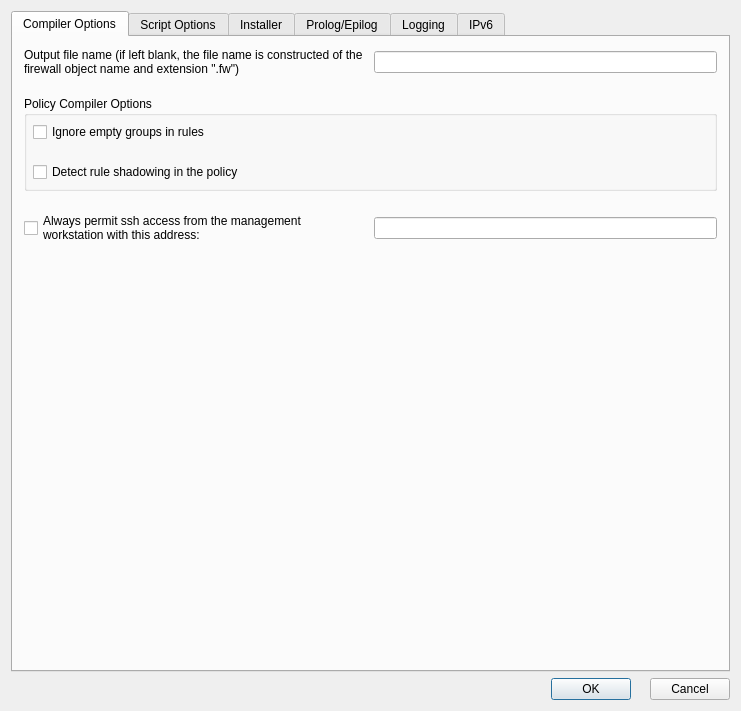
This is src/gui/iosacladvanceddialog_q.ui in fwbuilder/fwbuilder as Qt 5 draws it before an edit. The edited form follows.
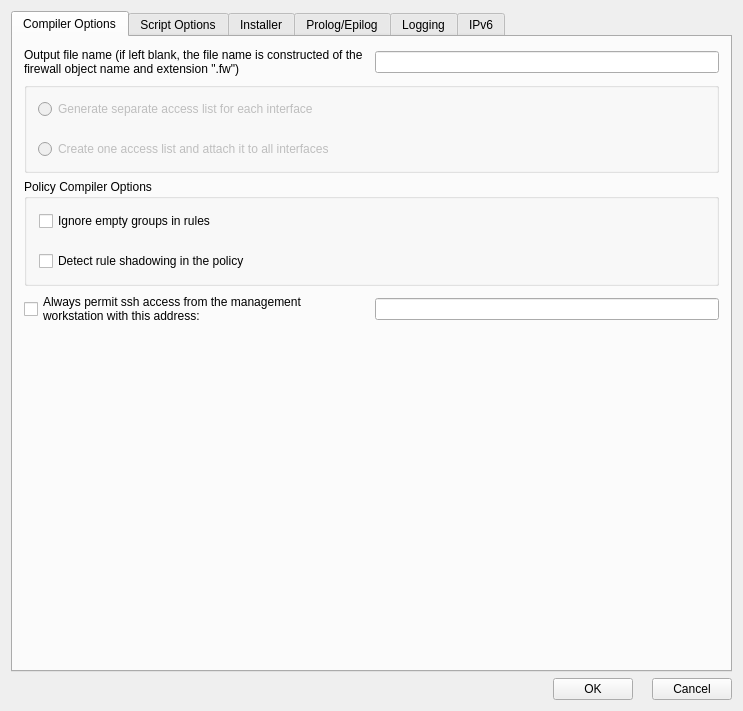
This is the edited form. The open tabs and pages were chosen to show the change.

What changed in the file:
```diff
--- a/src/gui/iosacladvanceddialog_q.ui
+++ b/src/gui/iosacladvanceddialog_q.ui
@@ -8,7 +8,7 @@
    <rect>
     <x>0</x>
     <y>0</y>
-    <width>741</width>
+    <width>743</width>
     <height>711</height>
    </rect>
   </property>
@@ -18,58 +18,7 @@
   <property name="sizeGripEnabled" >
    <bool>false</bool>
   </property>
-  <layout class="QGridLayout" >
-   <property name="margin" >
-    <number>11</number>
-   </property>
-   <item row="1" column="0" >
-    <layout class="QHBoxLayout" >
-     <item>
-      <spacer>
-       <property name="orientation" >
-        <enum>Qt::Horizontal</enum>
-       </property>
-       <property name="sizeType" >
-        <enum>QSizePolicy::Expanding</enum>
-       </property>
-       <property name="sizeHint" stdset="0" >
-        <size>
-         <width>20</width>
-         <height>20</height>
-        </size>
-       </property>
-      </spacer>
-     </item>
-     <item>
-      <layout class="QHBoxLayout" >
-       <item>
-        <widget class="QPushButton" name="ok_button" >
-         <property name="text" >
-          <string>OK</string>
-         </property>
-        </widget>
-       </item>
-       <item>
-        <widget class="QLabel" name="label583" >
-         <property name="alignment" >
-          <set>Qt::AlignCenter</set>
-         </property>
-         <property name="wordWrap" >
-          <bool>false</bool>
-         </property>
-        </widget>
-       </item>
-       <item>
-        <widget class="QPushButton" name="cancel_button" >
-         <property name="text" >
-          <string>Cancel</string>
-         </property>
-        </widget>
-       </item>
-      </layout>
-     </item>
-    </layout>
-   </item>
+  <layout class="QGridLayout" name="gridLayout_5" >
    <item row="0" column="0" >
     <widget class="QTabWidget" name="tabWidget" >
      <property name="currentIndex" >
@@ -79,10 +28,7 @@
       <attribute name="title" >
        <string>Compiler Options</string>
       </attribute>
-      <layout class="QGridLayout" name="gridLayout_4" >
-       <property name="verticalSpacing" >
-        <number>20</number>
-       </property>
+      <layout class="QGridLayout" name="gridLayout_6" >
        <item row="0" column="0" >
         <widget class="QLabel" name="textLabel1_5" >
          <property name="sizePolicy" >
@@ -119,6 +65,50 @@
         </widget>
        </item>
        <item row="1" column="0" colspan="2" >
+        <widget class="QGroupBox" name="groupBox" >
+         <property name="enabled" >
+          <bool>false</bool>
+         </property>
+         <property name="title" >
+          <string/>
+         </property>
+         <layout class="QGridLayout" name="gridLayout_4" >
+          <property name="verticalSpacing" >
+           <number>20</number>
+          </property>
+          <item row="0" column="0" >
+           <widget class="QRadioButton" name="separate_acls_for_interfaces" >
+            <property name="toolTip" >
+             <string>Compiler creates multiple access lists from the same policy,
+two for each interface: one for inbound and another for
+outbound. If the policy is written in a such way that no rule
+can possibly be associated with an interface, this interface
+gets no access list at all. Also, interfaces marked as 
+"unprotected" never get access list regardless of how the policy
+rules are designed.
+</string>
+            </property>
+            <property name="text" >
+             <string>Generate separate access list for each interface</string>
+            </property>
+           </widget>
+          </item>
+          <item row="1" column="0" >
+           <widget class="QRadioButton" name="one_acl_for_all_interfaces" >
+            <property name="toolTip" >
+             <string>Compiler creates one access list and assigns it to all
+interfaces.
+</string>
+            </property>
+            <property name="text" >
+             <string>Create one access list and attach it to all interfaces</string>
+            </property>
+           </widget>
+          </item>
+         </layout>
+        </widget>
+       </item>
+       <item row="2" column="0" colspan="2" >
         <widget class="QGroupBox" name="frame114" >
          <property name="sizePolicy" >
           <sizepolicy vsizetype="Preferred" hsizetype="Expanding" >
@@ -140,7 +130,7 @@
            <number>20</number>
           </property>
           <property name="margin" >
-           <number>6</number>
+           <number>12</number>
           </property>
           <item row="5" column="0" >
            <widget class="QCheckBox" name="iosacl_ignore_empty_groups" >
@@ -165,7 +155,7 @@
          </layout>
         </widget>
        </item>
-       <item row="2" column="0" >
+       <item row="3" column="0" >
         <widget class="QCheckBox" name="mgmt_ssh" >
          <property name="text" >
           <string>Always permit ssh access from the management
@@ -179,7 +169,7 @@
          </property>
         </widget>
        </item>
-       <item row="2" column="1" >
+       <item row="3" column="1" >
         <widget class="QLineEdit" name="mgmt_addr" >
          <property name="sizePolicy" >
           <sizepolicy vsizetype="Fixed" hsizetype="Expanding" >
@@ -201,7 +191,7 @@
          </property>
         </widget>
        </item>
-       <item row="3" column="0" >
+       <item row="4" column="0" >
         <spacer>
          <property name="orientation" >
           <enum>Qt::Vertical</enum>
@@ -1051,6 +1041,54 @@
      </widget>
     </widget>
    </item>
+   <item row="1" column="0" >
+    <layout class="QHBoxLayout" >
+     <item>
+      <spacer>
+       <property name="orientation" >
+        <enum>Qt::Horizontal</enum>
+       </property>
+       <property name="sizeType" >
+        <enum>QSizePolicy::Expanding</enum>
+       </property>
+       <property name="sizeHint" stdset="0" >
+        <size>
+         <width>20</width>
+         <height>20</height>
+        </size>
+       </property>
+      </spacer>
+     </item>
+     <item>
+      <layout class="QHBoxLayout" >
+       <item>
+        <widget class="QPushButton" name="ok_button" >
+         <property name="text" >
+          <string>OK</string>
+         </property>
+        </widget>
+       </item>
+       <item>
+        <widget class="QLabel" name="label583" >
+         <property name="alignment" >
+          <set>Qt::AlignCenter</set>
+         </property>
+         <property name="wordWrap" >
+          <bool>false</bool>
+         </property>
+        </widget>
+       </item>
+       <item>
+        <widget class="QPushButton" name="cancel_button" >
+         <property name="text" >
+          <string>Cancel</string>
+         </property>
+        </widget>
+       </item>
+      </layout>
+     </item>
+    </layout>
+   </item>
   </layout>
  </widget>
  <layoutdefault spacing="6" margin="11" />
```
Left out of the diff: 14 changed lines with no effect on the pictures.
